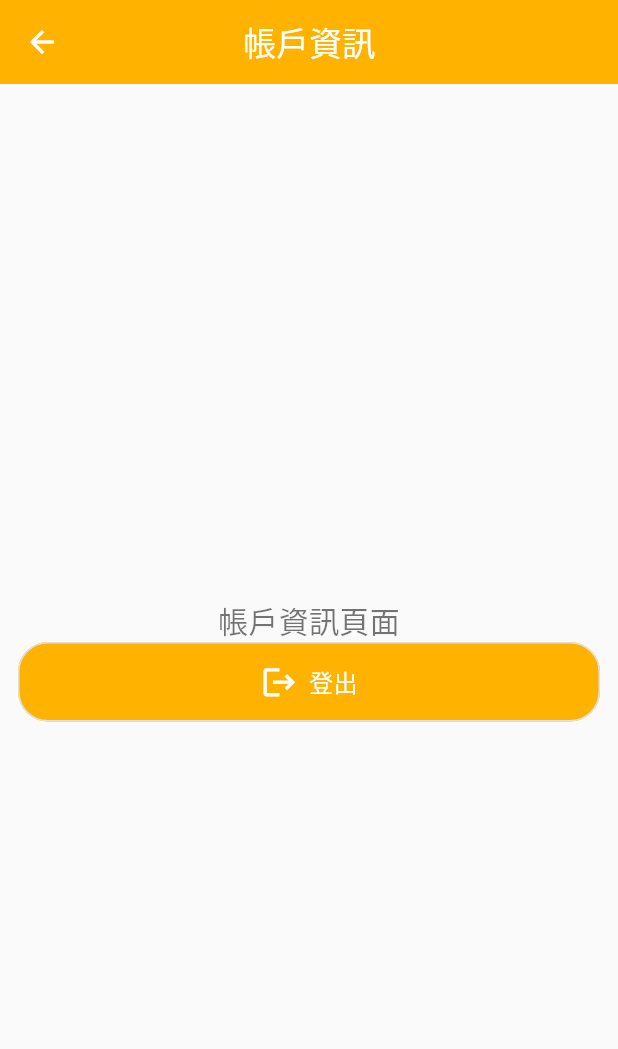
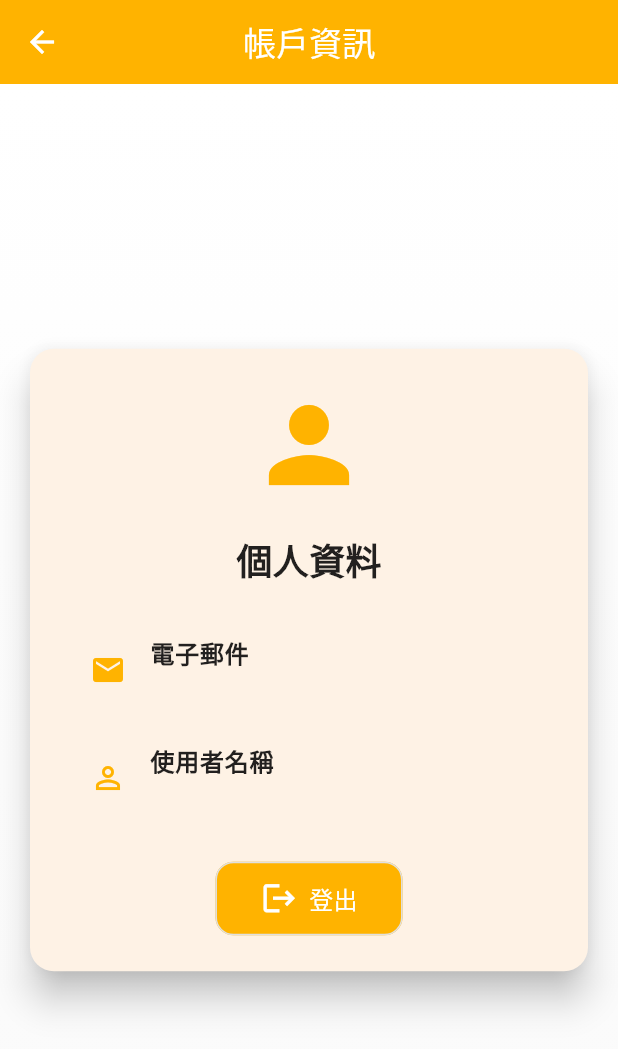
Before and after one commit to JeepWay/what-for-meal, a Flutter app: the ProfilePage screen opened directly, on a phone screen of 412 x 824 dp. Shown: the top 1049 px of the screen. Run offline on Flutter 3.47's test engine with Material 3 defaults, Android fonts, the phone set to English and light mode, and no system bars; our stand-ins replace cloud_firestore, firebase_auth, firebase_core, flutter_fortune_wheel, geocoding, geolocator and 3 more; missing offline and left inert: dart_geohash; accounts and stored records are empty; generated files the repository leaves out were written again.

Commit message:
feat: 優化 profile

```diff
--- a/lib/pages/profile_page.dart
+++ b/lib/pages/profile_page.dart
@@ -1,8 +1,11 @@
 import 'package:flutter/material.dart';
 import 'package:go_router/go_router.dart';
+import 'package:firebase_auth/firebase_auth.dart';
+import 'package:cloud_firestore/cloud_firestore.dart';
 
 import '../widgets/widgets.dart';
 import '../firebase/firebase_service.dart';
+import '../firebase/constants.dart';
 
 
 class ProfilePage extends StatefulWidget {
@@ -13,6 +16,14 @@ class ProfilePage extends StatefulWidget {
 }
 
 class _ProfilePageState extends State<ProfilePage> {
+  final Stream<Map<String, dynamic>?> userStream =
+    FirebaseAuth.instance.currentUser != null
+      ? FirebaseFirestore.instance
+        .collection(CollectionNames.users)
+        .doc(FirebaseAuth.instance.currentUser!.uid)
+        .snapshots()
+        .map((snapshot) => snapshot.data())
+      : const Stream.empty();
 
   Future<void> _signOut() async {
     final response = await FirebaseService.signOut();
@@ -40,23 +51,80 @@ class _ProfilePageState extends State<ProfilePage> {
         foregroundColor: theme.colorScheme.onPrimary,
       ),
       body: Container(
-        alignment: Alignment.center,
-        padding: const EdgeInsets.all(12.0),
+        decoration: BoxDecoration(
+          gradient: LinearGradient(
+            colors: [Colors.white, theme.colorScheme.surface],
+            begin: Alignment.topCenter,
+            end: Alignment.bottomCenter,
+          ),
+        ),
+        child: Center(
+          child: Card(
+            elevation: 10,
+            shape: RoundedRectangleBorder(borderRadius: BorderRadius.circular(16)),
+            margin: const EdgeInsets.all(20),
+            child: Padding(
+              padding: const EdgeInsets.all(24.0),
               child: Column(
-          mainAxisAlignment: MainAxisAlignment.center,
-          crossAxisAlignment: CrossAxisAlignment.stretch,
+                mainAxisSize: MainAxisSize.min,
+                crossAxisAlignment: CrossAxisAlignment.center,
                 children: [
-            Text(
-              '帳戶資訊頁面',
-              textAlign: TextAlign.center,
-              style: TextStyle(fontSize: 20)
+                  Icon(
+                    Icons.person,
+                    size: 80,
+                    color: theme.colorScheme.primary,
                   ),
+                  const SizedBox(height: 20),
+                  const Text(
+                    '個人資料',
+                    style: TextStyle(fontSize: 24, fontWeight: FontWeight.bold, color: Colors.black87),
+                  ),
+                  const SizedBox(height: 20),
+                  StreamBuilder<Map<String, dynamic>?>(
+                    stream: userStream,
+                    builder: (context, snapshot) {
+                      if (snapshot.connectionState == ConnectionState.waiting) {
+                        return const CircularProgressIndicator();
+                      }
+                      if (snapshot.hasError) {
+                        return Text('錯誤: ${snapshot.error}', style: const TextStyle(color: Colors.red));
+                      }
+                      if (!snapshot.hasData || snapshot.data == null) {
+                        return const Text('尚未登入', style: TextStyle(color: Colors.grey));
+                      }
+                      final data = snapshot.data!;
+                      return Column(
+                        children: [
+                          ListTile(
+                            leading: Icon(Icons.email, color: theme.colorScheme.primary,),
+                            title: Text('電子郵件', style: TextStyle(fontWeight: FontWeight.bold)),
+                            subtitle: Text(data[UserFileds.email] ?? '未提供', style: TextStyle(color: Colors.black54)),
+                          ),
+                          ListTile(
+                            leading: Icon(Icons.person_outline, color: theme.colorScheme.primary,),
+                            title: Text('使用者名稱', style: TextStyle(fontWeight: FontWeight.bold)),
+                            subtitle: Text(data[UserFileds.userName] ?? '未提供', style: TextStyle(color: Colors.black54)),
+                          ),
+                        ],
+                      );
+                    },
+                  ),
+                  const SizedBox(height: 20),
                   PrimaryOutlinedButton(
                     onPressed: _signOut,
                     icon: const Icon(Icons.logout),
                     label: Text('登出'),
+                    style: ElevatedButton.styleFrom(
+                      backgroundColor: theme.colorScheme.primary,
+                      padding: const EdgeInsets.symmetric(horizontal: 30, vertical: 12),
+                      shape: RoundedRectangleBorder(borderRadius: BorderRadius.circular(12)),
+                      textStyle: theme.textTheme.titleMedium,
+                    ),
                   ),
                 ],
+              ),
+            ),
+          ),
         ),
       ),
     );
```
Lines whose indentation alone changed are shown as unchanged.
